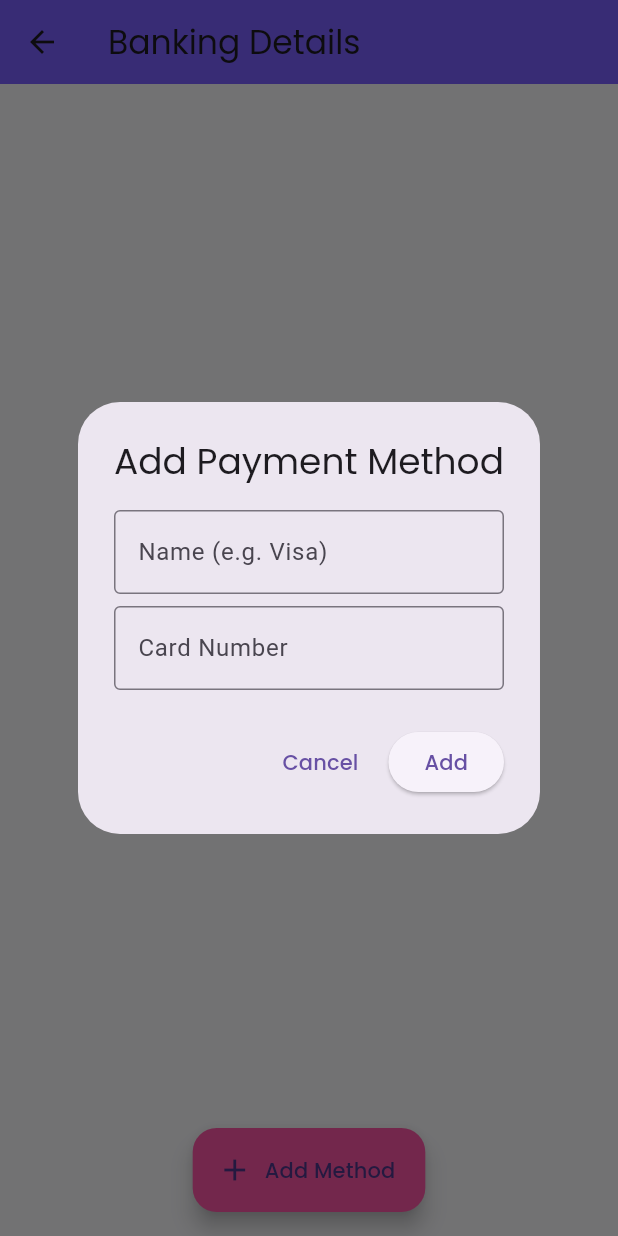
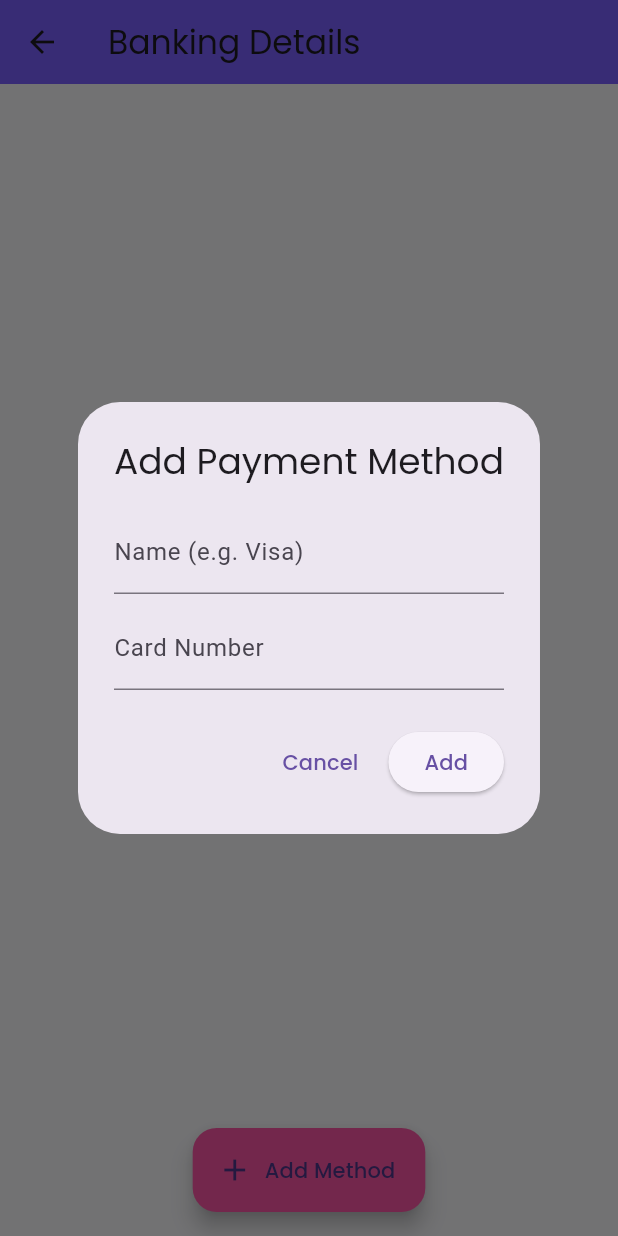
Before and after one commit to tanshurou/splitpal, a Flutter app: the BankingDetailsPage screen opened directly, after a tap on "Add Method", on a phone screen of 412 x 824 dp. Run offline on Flutter 3.47's test engine with Material 3 defaults, Android fonts, the phone set to English and light mode, and no system bars; our stand-ins replace cloud_firestore, firebase_auth, firebase_core, google_fonts, google_nav_bar; accounts and stored records are empty.

Commit message:
new changes

```diff
--- a/lib/pages/banking_details_page.dart
+++ b/lib/pages/banking_details_page.dart
@@ -1,10 +1,14 @@
+// lib/pages/banking_details_page.dart
+
 import 'package:flutter/material.dart';
 import 'package:google_fonts/google_fonts.dart';
+
 import '../models/payment_method.dart';
 import '../services/payment_service.dart';
 
 class BankingDetailsPage extends StatefulWidget {
-  const BankingDetailsPage({super.key});
+  const BankingDetailsPage({Key? key}) : super(key: key);
+
   @override
   State<BankingDetailsPage> createState() => _BankingDetailsPageState();
 }
@@ -22,9 +26,15 @@ class _BankingDetailsPageState extends State<BankingDetailsPage> {
     _methodsFuture = PaymentService.instance.fetchMethods();
   }
 
+  Future<void> _deleteMethod(String id) async {
+    await PaymentService.instance.deleteMethod(id);
+    _loadMethods();
+    setState(() {});
+  }
+
   Future<void> _showAddDialog() async {
-    final nameCtrl = TextEditingController();
-    final numberCtrl = TextEditingController();
+    String? name;
+    String? number;
 
     await showDialog<void>(
       context: context,
@@ -35,20 +45,16 @@ class _BankingDetailsPageState extends State<BankingDetailsPage> {
               mainAxisSize: MainAxisSize.min,
               children: [
                 TextField(
-                  controller: nameCtrl,
                   decoration: const InputDecoration(
                     labelText: 'Name (e.g. Visa)',
-                    border: OutlineInputBorder(),
                   ),
+                  onChanged: (v) => name = v,
                 ),
                 const SizedBox(height: 8),
                 TextField(
-                  controller: numberCtrl,
-                  decoration: const InputDecoration(
-                    labelText: 'Card Number',
-                    border: OutlineInputBorder(),
-                  ),
+                  decoration: const InputDecoration(labelText: 'Card Number'),
                   keyboardType: TextInputType.number,
+                  onChanged: (v) => number = v,
                 ),
               ],
             ),
@@ -58,14 +64,15 @@ class _BankingDetailsPageState extends State<BankingDetailsPage> {
                 child: Text('Cancel', style: GoogleFonts.poppins()),
               ),
               ElevatedButton(
-                onPressed: () async {
-                  final name = nameCtrl.text.trim();
-                  final number = numberCtrl.text.trim();
-                  if (name.isNotEmpty && number.isNotEmpty) {
-                    await PaymentService.instance.addMethod(name, number);
-                    _loadMethods();
-                    setState(() {});
-                    Navigator.pop(ctx);
+                onPressed: () {
+                  final n = name?.trim() ?? '';
+                  final num = number?.trim() ?? '';
+                  if (n.isNotEmpty && num.isNotEmpty) {
+                    PaymentService.instance.addMethod(n, num).then((_) {
+                      _loadMethods();
+                      setState(() {});
+                      Navigator.pop(ctx);
+                    });
                   }
                 },
                 child: Text('Add', style: GoogleFonts.poppins()),
@@ -73,12 +80,6 @@ class _BankingDetailsPageState extends State<BankingDetailsPage> {
             ],
           ),
     );
-  }
-
-  Future<void> _deleteMethod(String id) async {
-    await PaymentService.instance.deleteMethod(id);
-    _loadMethods();
-    setState(() {});
   }
 
   @override
@@ -99,6 +100,15 @@ class _BankingDetailsPageState extends State<BankingDetailsPage> {
           if (snap.connectionState != ConnectionState.done) {
             return const Center(child: CircularProgressIndicator());
           }
+          if (snap.hasError) {
+            return Center(
+              child: Text(
+                'Error loading payment methods',
+                style: GoogleFonts.poppins(color: Colors.red),
+              ),
+            );
+          }
+
           final methods = snap.data ?? [];
           if (methods.isEmpty) {
             return Center(
@@ -108,6 +118,7 @@ class _BankingDetailsPageState extends State<BankingDetailsPage> {
               ),
             );
           }
+
           return ListView.separated(
             padding: const EdgeInsets.all(16),
             itemCount: methods.length,
@@ -138,9 +149,9 @@ class _BankingDetailsPageState extends State<BankingDetailsPage> {
       ),
       floatingActionButton: FloatingActionButton.extended(
         onPressed: _showAddDialog,
+        backgroundColor: gradientEnd,
         icon: const Icon(Icons.add),
         label: Text('Add Method', style: GoogleFonts.poppins()),
-        backgroundColor: gradientEnd,
       ),
       floatingActionButtonLocation: FloatingActionButtonLocation.centerFloat,
     );
```
Also changed, not shown: lib/models/payment_method.dart (+12 -2 lines), lib/pages/payment_page.dart (+6 -20 lines), lib/pages/settle_debt_page.dart (+11 -4 lines), lib/services/payment_service.dart (+16 -9 lines).
